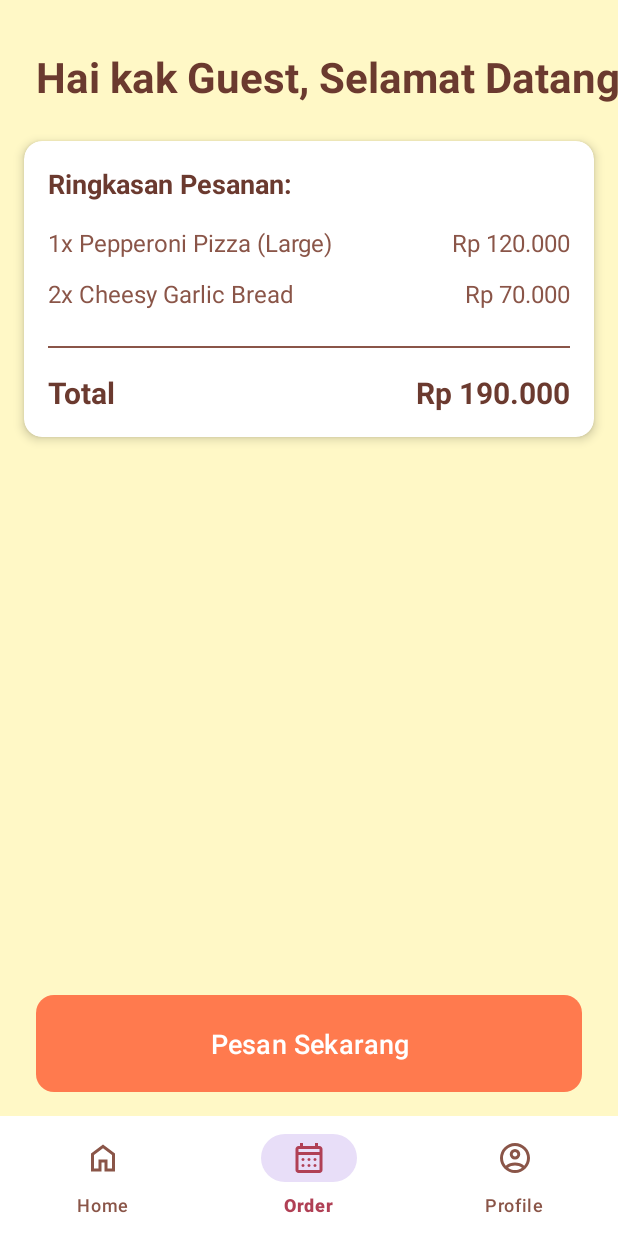
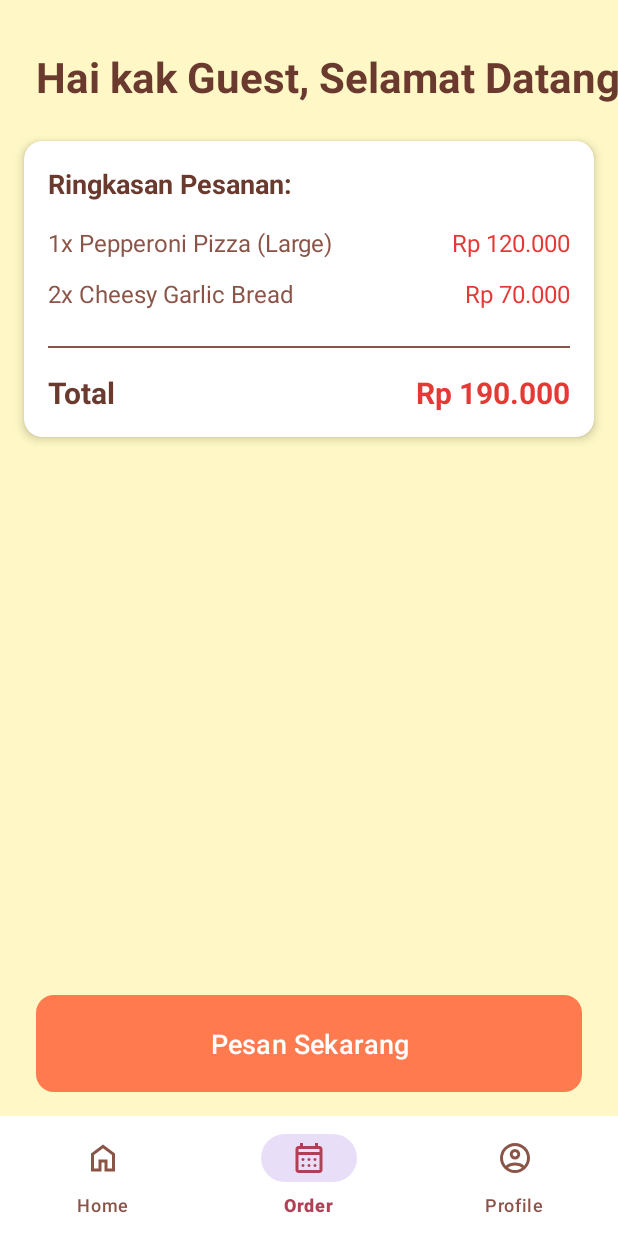
Before and after one commit to zalfa455/MOBILEUTS, an Android app: the OrderActivity screen opened directly, with no data from a screen before it, on a phone screen of 412 x 824 dp. Run offline under Robolectric (Android 15) with nearby library versions, the phone set to English and light mode, and no system bars.

Commit message:
update homee

```diff
--- /dev/null
+++ b/app/src/main/res/drawable/ic_cart.xml
@@ -0,0 +1,5 @@
+<vector xmlns:android="http://schemas.android.com/apk/res/android" android:height="24dp" android:tint="#E96082" android:viewportHeight="960" android:viewportWidth="960" android:width="24dp">
+
+    <path android:fillColor="@android:color/white" android:pathData="M440,360L440,240L320,240L320,160L440,160L440,40L520,40L520,160L640,160L640,240L520,240L520,360L440,360ZM280,880Q247,880 223.5,856.5Q200,833 200,800Q200,767 223.5,743.5Q247,720 280,720Q313,720 336.5,743.5Q360,767 360,800Q360,833 336.5,856.5Q313,880 280,880ZM680,880Q647,880 623.5,856.5Q600,833 600,800Q600,767 623.5,743.5Q647,720 680,720Q713,720 736.5,743.5Q760,767 760,800Q760,833 736.5,856.5Q713,880 680,880ZM40,160L40,80L171,80L341,440L621,440Q621,440 621,440Q621,440 621,440L777,160L868,160L692,478Q681,498 662.5,509Q644,520 622,520L324,520L280,600Q280,600 280,600Q280,600 280,600L760,600L760,680L280,680Q235,680 211.5,641Q188,602 210,562L264,464L120,160L40,160Z"/>
+
+</vector>
--- /dev/null
+++ b/app/src/main/res/drawable/ic_check_circle.xml
@@ -0,0 +1,5 @@
+<vector xmlns:android="http://schemas.android.com/apk/res/android" android:height="24dp" android:tint="#5BEC32" android:viewportHeight="960" android:viewportWidth="960" android:width="24dp">
+
+    <path android:fillColor="@android:color/white" android:pathData="M424,664L706,382L650,326L424,552L310,438L254,494L424,664ZM480,880Q397,880 324,848.5Q251,817 197,763Q143,709 111.5,636Q80,563 80,480Q80,397 111.5,324Q143,251 197,197Q251,143 324,111.5Q397,80 480,80Q563,80 636,111.5Q709,143 763,197Q817,251 848.5,324Q880,397 880,480Q880,563 848.5,636Q817,709 763,763Q709,817 636,848.5Q563,880 480,880ZM480,800Q614,800 707,707Q800,614 800,480Q800,346 707,253Q614,160 480,160Q346,160 253,253Q160,346 160,480Q160,614 253,707Q346,800 480,800ZM480,480Q480,480 480,480Q480,480 480,480Q480,480 480,480Q480,480 480,480Q480,480 480,480Q480,480 480,480Q480,480 480,480Q480,480 480,480Z"/>
+
+</vector>
--- /dev/null
+++ b/app/src/main/res/drawable/ic_info.xml
@@ -0,0 +1,5 @@
+<vector xmlns:android="http://schemas.android.com/apk/res/android" android:height="24dp" android:tint="#6B3A2F" android:viewportHeight="960" android:viewportWidth="960" android:width="24dp">
+
+    <path android:fillColor="@android:color/white" android:pathData="M440,680L520,680L520,440L440,440L440,680ZM480,360Q497,360 508.5,348.5Q520,337 520,320Q520,303 508.5,291.5Q497,280 480,280Q463,280 451.5,291.5Q440,303 440,320Q440,337 451.5,348.5Q463,360 480,360ZM480,880Q397,880 324,848.5Q251,817 197,763Q143,709 111.5,636Q80,563 80,480Q80,397 111.5,324Q143,251 197,197Q251,143 324,111.5Q397,80 480,80Q563,80 636,111.5Q709,143 763,197Q817,251 848.5,324Q880,397 880,480Q880,563 848.5,636Q817,709 763,763Q709,817 636,848.5Q563,880 480,880ZM480,800Q614,800 707,707Q800,614 800,480Q800,346 707,253Q614,160 480,160Q346,160 253,253Q160,346 160,480Q160,614 253,707Q346,800 480,800ZM480,480Q480,480 480,480Q480,480 480,480Q480,480 480,480Q480,480 480,480Q480,480 480,480Q480,480 480,480Q480,480 480,480Q480,480 480,480Z"/>
+
+</vector>
--- /dev/null
+++ b/app/src/main/res/drawable/ic_location.xml
@@ -0,0 +1,5 @@
+<vector xmlns:android="http://schemas.android.com/apk/res/android" android:height="24dp" android:tint="#6B3A2F" android:viewportHeight="960" android:viewportWidth="960" android:width="24dp">
+
+    <path android:fillColor="@android:color/white" android:pathData="M480,480Q513,480 536.5,456.5Q560,433 560,400Q560,367 536.5,343.5Q513,320 480,320Q447,320 423.5,343.5Q400,367 400,400Q400,433 423.5,456.5Q447,480 480,480ZM480,774Q602,662 661,570.5Q720,479 720,408Q720,299 650.5,229.5Q581,160 480,160Q379,160 309.5,229.5Q240,299 240,408Q240,479 299,570.5Q358,662 480,774ZM480,880Q319,743 239.5,625.5Q160,508 160,408Q160,258 256.5,169Q353,80 480,80Q607,80 703.5,169Q800,258 800,408Q800,508 720.5,625.5Q641,743 480,880ZM480,400Q480,400 480,400Q480,400 480,400Q480,400 480,400Q480,400 480,400Q480,400 480,400Q480,400 480,400Q480,400 480,400Q480,400 480,400Z"/>
+
+</vector>
--- a/app/src/main/res/layout/activity_order.xml
+++ b/app/src/main/res/layout/activity_order.xml
@@ -64,7 +64,7 @@
                 android:layout_width="wrap_content"
                 android:layout_height="wrap_content"
                 android:text="Rp 120.000"
-                android:textColor="@color/app_text_secondary"
+                android:textColor="@color/pizza_accent"
                 android:textSize="16sp"
                 app:layout_constraintBaseline_toBaselineOf="@+id/tv_item_1"
                 app:layout_constraintEnd_toEndOf="parent" />
@@ -87,7 +87,7 @@
                 android:layout_width="wrap_content"
                 android:layout_height="wrap_content"
                 android:text="Rp 70.000"
-                android:textColor="@color/app_text_secondary"
+                android:textColor="@color/pizza_accent"
                 android:textSize="16sp"
                 app:layout_constraintBaseline_toBaselineOf="@+id/tv_item_2"
                 app:layout_constraintEnd_toEndOf="parent" />
@@ -119,7 +119,7 @@
                 android:layout_width="wrap_content"
                 android:layout_height="wrap_content"
                 android:text="Rp 190.000"
-                android:textColor="@color/app_text_primary"
+                android:textColor="@color/pizza_accent"
                 android:textSize="20sp"
                 android:textStyle="bold"
                 app:layout_constraintBaseline_toBaselineOf="@+id/tv_total_label"
```
Also changed, not shown: app/src/main/res/layout/activity_home.xml (+11 -11 lines), app/src/main/res/drawable/cardmenu.png (added), app/src/main/res/drawable/menupizza.png (added).
